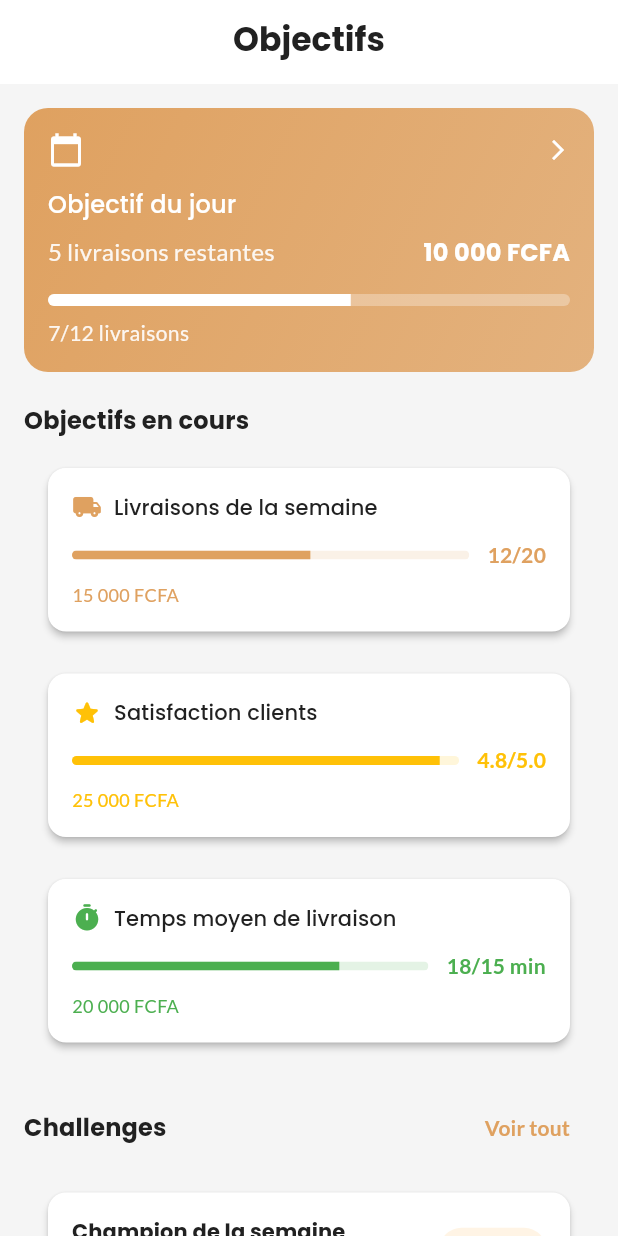
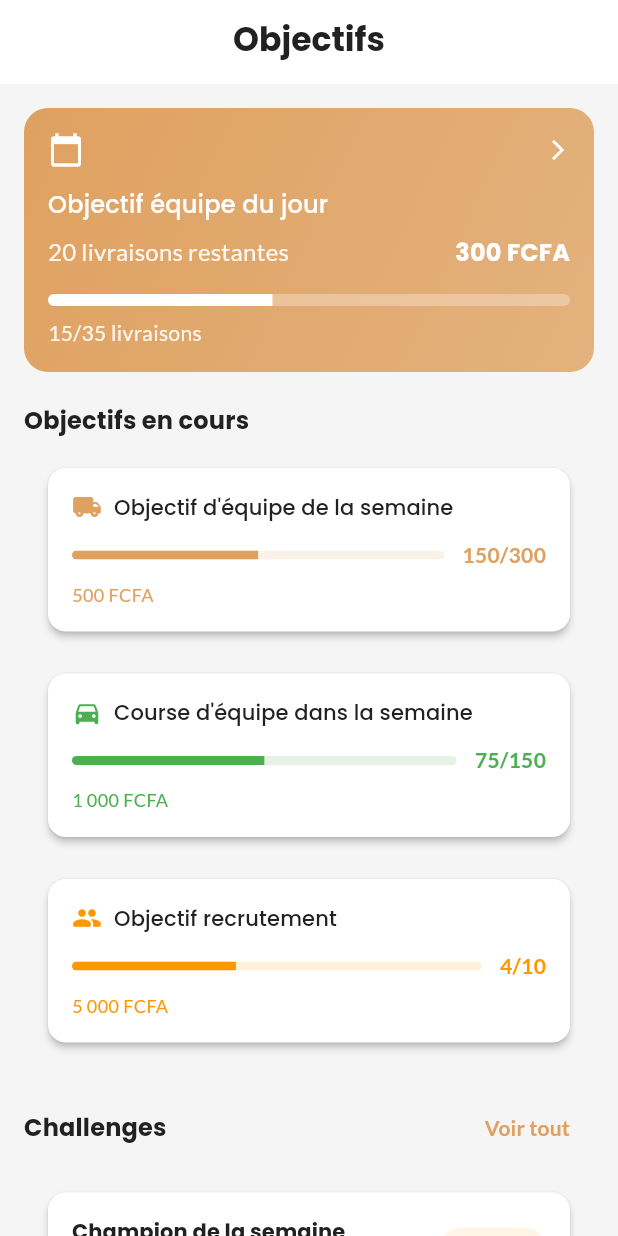
Before and after one commit to Damercril/Houbago2, a Flutter app: the ObjectivesScreen screen opened directly, on a phone screen of 412 x 824 dp. Run offline on Flutter 3.47's test engine with Material 3 defaults, Android fonts, the phone set to English and light mode, and no system bars; our stand-ins replace barcode_widget, card_swiper, fl_chart, google_fonts, image_picker.

Commit message:
feat: Mise à jour des objectifs
- Modification de l'objectif équipe du jour à 35 livraisons et 300 FCFA
- Ajout de la notion d'équipe dans les titres des objectifs

```diff
--- a/lib/houbago/screens/objectives/objectives_screen.dart
+++ b/lib/houbago/screens/objectives/objectives_screen.dart
@@ -29,30 +29,30 @@ class ObjectivesScreen extends StatelessWidget {
           ),
           const SizedBox(height: 12),
           _buildObjectifCard(
-            'Livraisons de la semaine',
-            '12/20',
-            0.6,
+            'Objectif d\'équipe de la semaine',
+            '150/300',
+            0.5,
             HoubagoTheme.primary,
             Icons.local_shipping_rounded,
-            '15 000 FCFA',
+            '500 FCFA',
           ),
           const SizedBox(height: 12),
           _buildObjectifCard(
-            'Satisfaction clients',
-            '4.8/5.0',
-            0.95,
-            Colors.amber,
-            Icons.star_rounded,
-            '25 000 FCFA',
+            'Course d\'équipe dans la semaine',
+            '75/150',
+            0.5,
+            Colors.green,
+            Icons.directions_car_rounded,
+            '1 000 FCFA',
           ),
           const SizedBox(height: 12),
           _buildObjectifCard(
-            'Temps moyen de livraison',
-            '18/15 min',
-            0.75,
-            Colors.green,
-            Icons.timer_rounded,
-            '20 000 FCFA',
+            'Objectif recrutement',
+            '4/10',
+            0.4,
+            Colors.orange,
+            Icons.people_rounded,
+            '5 000 FCFA',
           ),
           const SizedBox(height: 24),
           Row(
@@ -76,20 +76,11 @@ class ObjectivesScreen extends StatelessWidget {
           const SizedBox(height: 12),
           _buildChallengeCard(
             'Champion de la semaine',
-            'Effectuez 25 livraisons cette semaine',
-            '🏆 Badge Or + 50 000 FCFA',
+            'Effectuez 25 recrutements',
+            '🏆 Badge Or + 10 000 FCFA',
             Colors.orange,
             0.32,
             '8/25',
-          ),
-          const SizedBox(height: 12),
-          _buildChallengeCard(
-            'Expert de la rapidité',
-            'Maintenez une moyenne de 12min par livraison',
-            '⚡ Badge Éclair + 30 000 FCFA',
-            Colors.blue,
-            0.85,
-            '11/12 min',
           ),
           const SizedBox(height: 24),
           _buildRewardsSection(),
@@ -121,7 +112,7 @@ class ObjectivesScreen extends StatelessWidget {
           ),
           const SizedBox(height: 12),
           Text(
-            'Objectif du jour',
+            'Objectif équipe du jour',
             style: HoubagoTheme.textTheme.titleMedium?.copyWith(
               color: Colors.white,
               fontWeight: FontWeight.w500,
@@ -132,13 +123,13 @@ class ObjectivesScreen extends StatelessWidget {
             mainAxisAlignment: MainAxisAlignment.spaceBetween,
             children: [
               Text(
-                '5 livraisons restantes',
+                '20 livraisons restantes',
                 style: HoubagoTheme.textTheme.bodyLarge?.copyWith(
                   color: Colors.white.withOpacity(0.9),
                 ),
               ),
               Text(
-                '10 000 FCFA',
+                '300 FCFA',
                 style: HoubagoTheme.textTheme.titleMedium?.copyWith(
                   color: Colors.white,
                   fontWeight: FontWeight.bold,
@@ -150,7 +141,7 @@ class ObjectivesScreen extends StatelessWidget {
           ClipRRect(
             borderRadius: BorderRadius.circular(8),
             child: LinearProgressIndicator(
-              value: 0.58,
+              value: 0.43,
               backgroundColor: Colors.white.withOpacity(0.3),
               valueColor: const AlwaysStoppedAnimation<Color>(Colors.white),
               minHeight: 8,
@@ -158,7 +149,7 @@ class ObjectivesScreen extends StatelessWidget {
           ),
           const SizedBox(height: 8),
           Text(
-            '7/12 livraisons',
+            '15/35 livraisons',
             style: HoubagoTheme.textTheme.bodyMedium?.copyWith(
               color: Colors.white.withOpacity(0.9),
             ),
```
